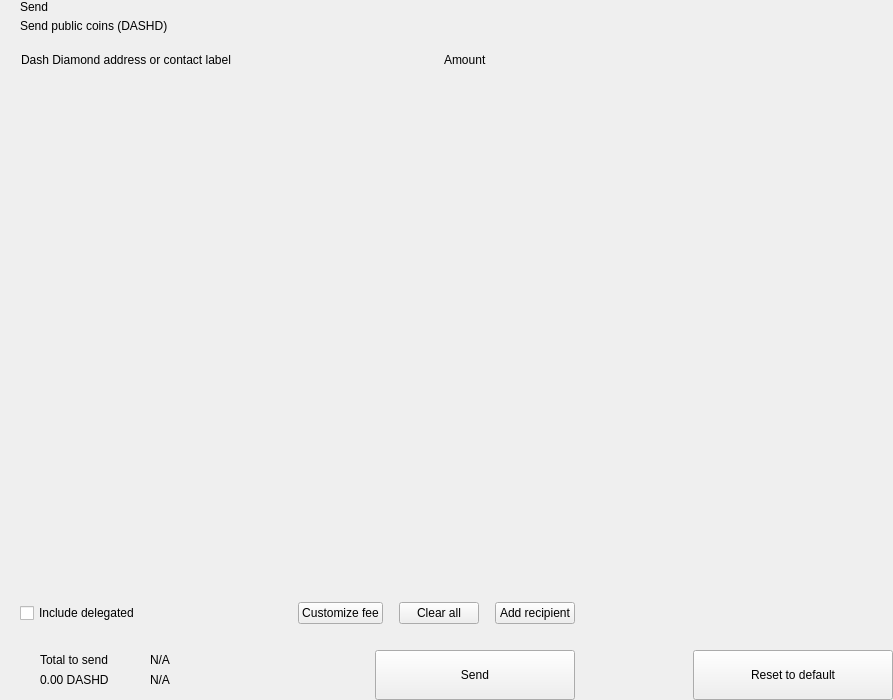
First picture: the form in src/qt/pivx/forms/send.ui, repository decenomy/SAPP, before the edit.
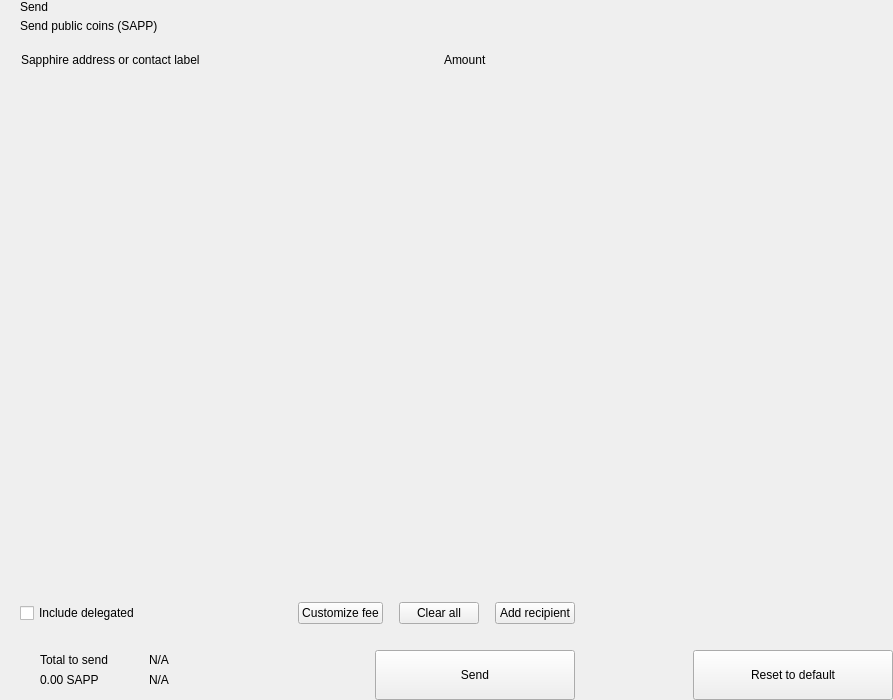
Second picture: the form after the edit. Custom widgets are drawn as their Qt base class.

```diff
--- a/src/qt/pivx/forms/send.ui
+++ b/src/qt/pivx/forms/send.ui
@@ -81,7 +81,7 @@
             <item>
              <widget class="QLabel" name="labelSubtitle1">
               <property name="text">
-               <string>Send public coins (DASHD)</string>
+               <string>Send public coins (SAPP)</string>
               </property>
              </widget>
             </item>
@@ -141,7 +141,7 @@
              <string notr="true">margin-left:8px;</string>
             </property>
             <property name="text">
-             <string>Dash Diamond address or contact label</string>
+             <string>Sapphire address or contact label</string>
             </property>
            </widget>
           </item>
@@ -464,7 +464,7 @@
                      <item>
                       <widget class="QLabel" name="labelAmountSend">
                        <property name="text">
-                        <string notr="true">0.00 DASHD</string>
+                        <string notr="true">0.00 SAPP</string>
                        </property>
                       </widget>
                      </item>
```
